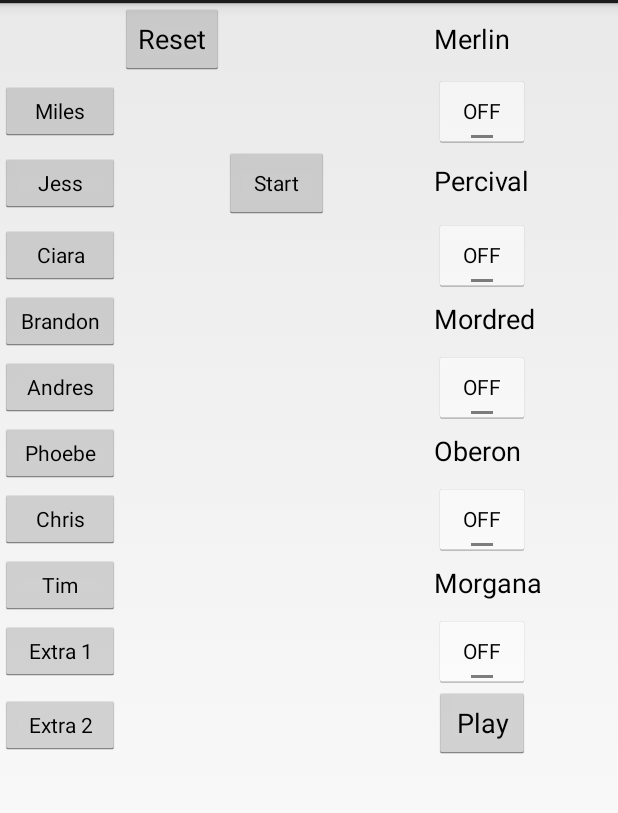
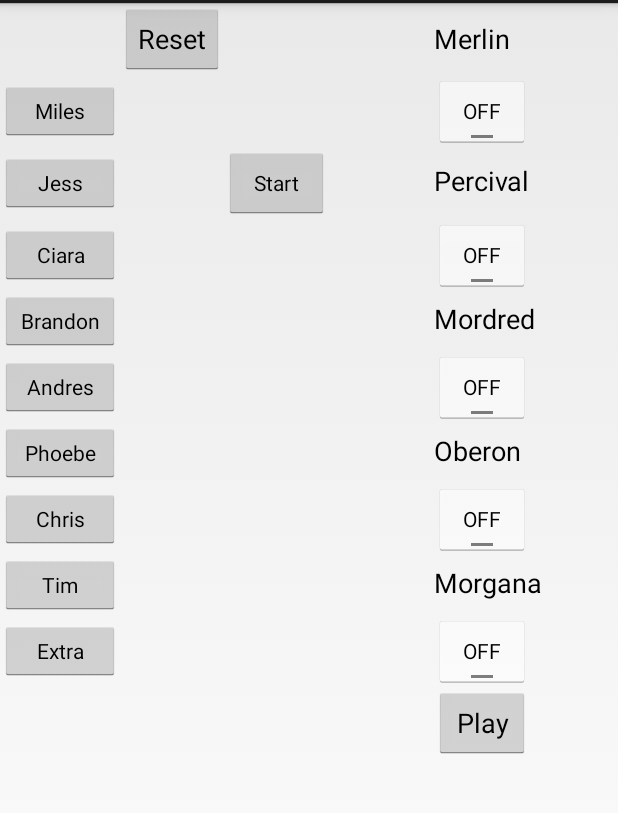
Before and after one commit to seveneightn9ne/resistance-mission-android, an Android app: the SetupActivity screen opened directly, with no data from a screen before it, on a phone screen of 412 x 824 dp, the part 69-882 px from its top. Run offline under Robolectric (Android 15) with nearby library versions, the phone set to English and light mode, and no system bars.

Commit message:
Extra prompts for name

```diff
--- a/ressistancemission/src/main/res/layout/activity_setup.xml
+++ b/ressistancemission/src/main/res/layout/activity_setup.xml
@@ -277,23 +277,23 @@
             style="?android:attr/buttonStyleSmall"
             android:layout_width="80dp"
             android:layout_height="40dp"
-            android:text="Extra 1"
+            android:text="Extra"
             android:id="@+id/button9"
             android:layout_row="9"
             android:layout_column="0"
             android:clickable="true"
-            android:onClick="onClickPlayer" />
+            android:onClick="onClickExtra" />
 
-        <Button
-            style="?android:attr/buttonStyleSmall"
-            android:layout_width="80dp"
-            android:layout_height="40dp"
-            android:text="Extra 2"
-            android:id="@+id/button10"
-            android:layout_row="10"
-            android:layout_column="0"
-            android:clickable="true"
-            android:onClick="onClickPlayer" />
+        <!--<Button-->
+            <!--style="?android:attr/buttonStyleSmall"-->
+            <!--android:layout_width="80dp"-->
+            <!--android:layout_height="40dp"-->
+            <!--android:text="Extra 2"-->
+            <!--android:id="@+id/button10"-->
+            <!--android:layout_row="10"-->
+            <!--android:layout_column="0"-->
+            <!--android:clickable="true"-->
+            <!--android:onClick="onClickPlayer" />-->
 
         <Button
             android:layout_width="wrap_content"
```
Also changed, not shown: ressistancemission/src/main/java/com/milessteele/resistancemission/resistancemission/ressistancemission/SetupActivity.java (+57 -0 lines).
